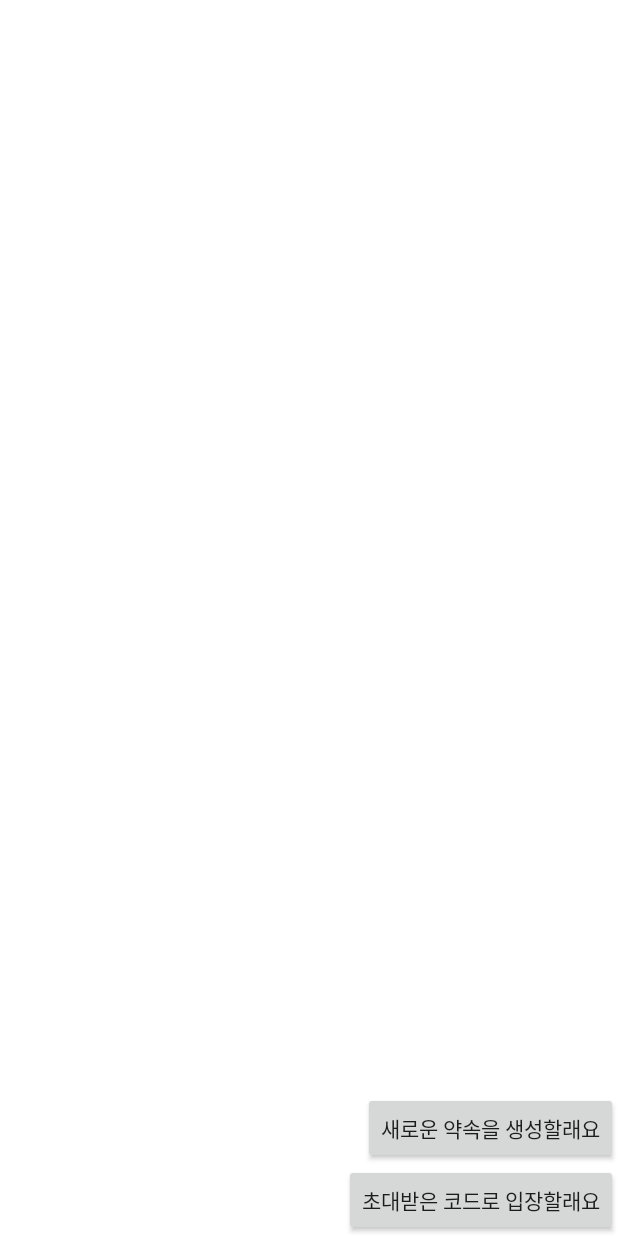
After one commit to Nexters/www-android, an Android app: the layout fragment_home.xml on its own in the app's theme, with its tools: preview values and no code run, on a phone screen of 412 x 824 dp. The commit adds this screen. Run offline under Robolectric (Android 15) with nearby library versions, the phone set to English and light mode, and no system bars.

Commit message:
[add] #9 - HomeFragment 추가
Wireframe에서 MainHome 화면

```diff
--- /dev/null
+++ b/app/src/main/java/com/promiseeight/www/ui/home/HomeFragment.kt
@@ -0,0 +1,16 @@
+package com.promiseeight.www.ui.home
+
+import android.view.LayoutInflater
+import android.view.ViewGroup
+import com.promiseeight.www.databinding.FragmentHomeBinding
+import com.promiseeight.www.ui.common.BaseFragment
+
+class HomeFragment : BaseFragment<FragmentHomeBinding>() {
+
+    override fun getFragmentBinding(
+        inflater: LayoutInflater,
+        container: ViewGroup?
+    ): FragmentHomeBinding {
+        return FragmentHomeBinding.inflate(inflater,container,false)
+    }
+}
--- /dev/null
+++ b/app/src/main/res/layout/fragment_home.xml
@@ -0,0 +1,24 @@
+<?xml version="1.0" encoding="utf-8"?>
+<layout xmlns:app="http://schemas.android.com/apk/res-auto">
+    <androidx.constraintlayout.widget.ConstraintLayout xmlns:android="http://schemas.android.com/apk/res/android"
+        android:layout_width="match_parent"
+        android:layout_height="match_parent">
+
+        <androidx.appcompat.widget.AppCompatButton
+            android:id="@+id/btn_add"
+            android:layout_width="wrap_content"
+            android:layout_height="wrap_content"
+            app:layout_constraintEnd_toEndOf="parent"
+            app:layout_constraintBottom_toTopOf="@id/btn_join"
+            android:text="@string/home_add"/>
+
+        <androidx.appcompat.widget.AppCompatButton
+            android:id="@+id/btn_join"
+            android:layout_width="wrap_content"
+            android:layout_height="wrap_content"
+            app:layout_constraintBottom_toBottomOf="parent"
+            app:layout_constraintEnd_toEndOf="parent"
+            android:text="@string/home_join"/>
+
+    </androidx.constraintlayout.widget.ConstraintLayout>
+</layout>
--- a/app/src/main/res/values/strings.xml
+++ b/app/src/main/res/values/strings.xml
@@ -1,3 +1,8 @@
 <resources>
     <string name="app_name">www</string>
+
+    <!-- Home -->
+    <string name="home_add">새로운 약속을 생성할래요</string>
+    <string name="home_join">초대받은 코드로 입장할래요</string>
+
 </resources>
```
